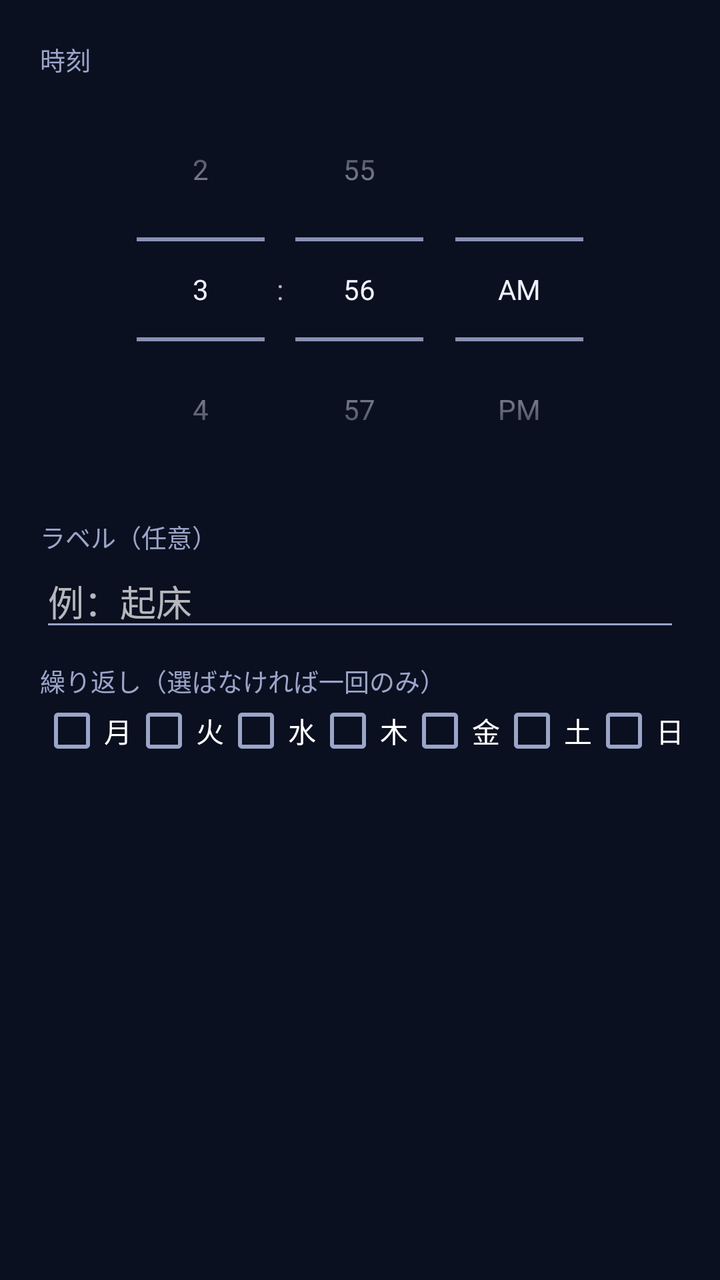
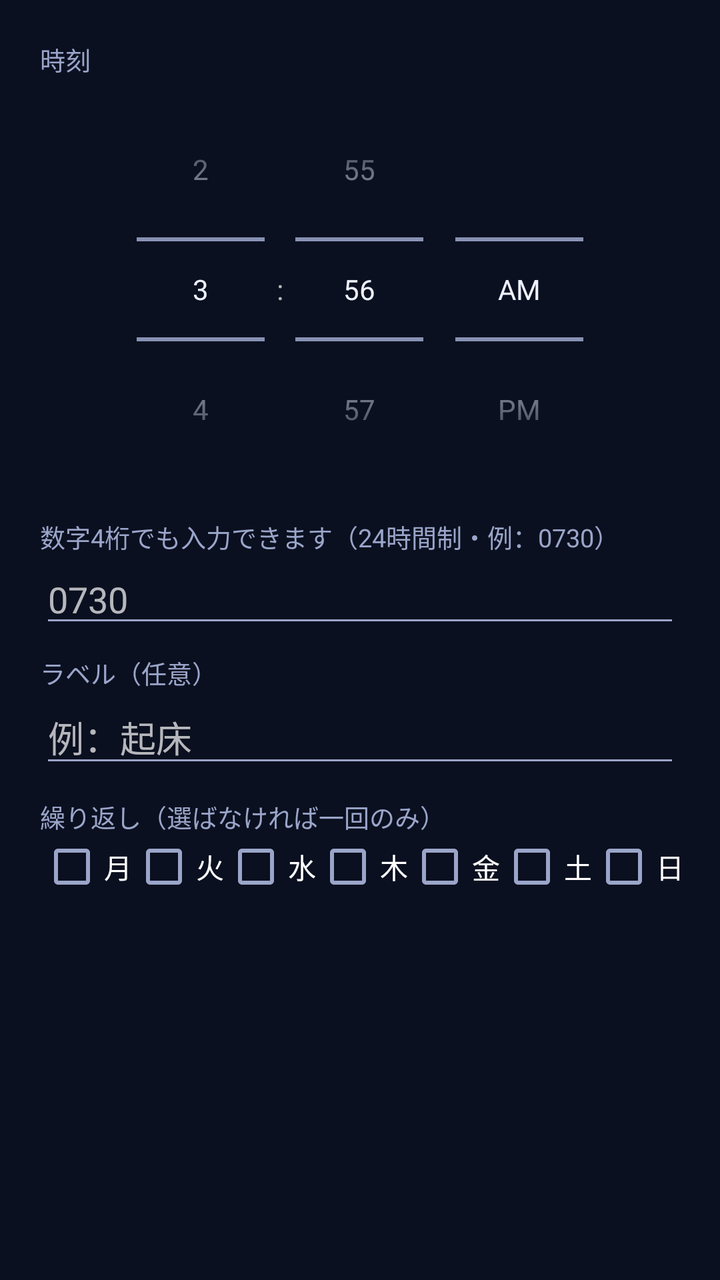

Compare the two renders of this Android layout. The source of the first and the diff that turns it into the second are given below.
<!-- AndroidManifest.xml: application theme Theme.SyncAlarm -->
<!-- res/layout/dialog_alarm.xml -->
<?xml version="1.0" encoding="utf-8"?>
<LinearLayout xmlns:android="http://schemas.android.com/apk/res/android"
    android:layout_width="match_parent"
    android:layout_height="wrap_content"
    android:orientation="vertical"
    android:padding="20dp">

    <TextView
        android:layout_width="match_parent"
        android:layout_height="wrap_content"
        android:text="時刻"
        android:textColor="@color/muted"
        android:textSize="12.5sp" />

    <TimePicker
        android:id="@+id/timePicker"
        android:layout_width="match_parent"
        android:layout_height="wrap_content"
        android:timePickerMode="spinner" />

    <TextView
        android:layout_width="match_parent"
        android:layout_height="wrap_content"
        android:layout_marginTop="8dp"
        android:text="ラベル（任意）"
        android:textColor="@color/muted"
        android:textSize="12.5sp" />

    <EditText
        android:id="@+id/labelInput"
        android:layout_width="match_parent"
        android:layout_height="wrap_content"
        android:hint="例：起床"
        android:inputType="text"
        android:maxLines="1" />

    <TextView
        android:layout_width="match_parent"
        android:layout_height="wrap_content"
        android:layout_marginTop="10dp"
        android:text="繰り返し（選ばなければ一回のみ）"
        android:textColor="@color/muted"
        android:textSize="12.5sp" />

    <LinearLayout
        android:layout_width="match_parent"
        android:layout_height="wrap_content"
        android:orientation="horizontal">

        <CheckBox android:id="@+id/cbMon" android:layout_width="wrap_content" android:layout_height="wrap_content" android:text="月" />
        <CheckBox android:id="@+id/cbTue" android:layout_width="wrap_content" android:layout_height="wrap_content" android:text="火" />
        <CheckBox android:id="@+id/cbWed" android:layout_width="wrap_content" android:layout_height="wrap_content" android:text="水" />
        <CheckBox android:id="@+id/cbThu" android:layout_width="wrap_content" android:layout_height="wrap_content" android:text="木" />
        <CheckBox android:id="@+id/cbFri" android:layout_width="wrap_content" android:layout_height="wrap_content" android:text="金" />
        <CheckBox android:id="@+id/cbSat" android:layout_width="wrap_content" android:layout_height="wrap_content" android:text="土" />
        <CheckBox android:id="@+id/cbSun" android:layout_width="wrap_content" android:layout_height="wrap_content" android:text="日" />
    </LinearLayout>
</LinearLayout>
<!-- resources referenced by this layout -->
<resources>
  <color name="muted">#9AA5C9</color>
  <style name="Theme.SyncAlarm" parent="Theme.AppCompat.NoActionBar">
          <item name="colorPrimary">@color/accent</item>
          <item name="colorAccent">@color/accent</item>
          <item name="android:windowBackground">@color/bg</item>
          <item name="android:statusBarColor">@color/bg</item>
          <item name="android:textColorPrimary">@color/text</item>
          <item name="android:textColorSecondary">@color/muted</item>
      </style>
  <color name="accent">#FFB020</color>
  <color name="bg">#0B1020</color>
  <color name="text">#EEF1FF</color>
</resources>

<!-- the commit's change to res/layout/dialog_alarm.xml (unified diff, before → after) -->
@@ -17,6 +17,23 @@
         android:layout_width="match_parent"
         android:layout_height="wrap_content"
         android:timePickerMode="spinner" />
+
+    <TextView
+        android:layout_width="match_parent"
+        android:layout_height="wrap_content"
+        android:layout_marginTop="8dp"
+        android:text="数字4桁でも入力できます（24時間制・例：0730）"
+        android:textColor="@color/muted"
+        android:textSize="12.5sp" />
+
+    <EditText
+        android:id="@+id/digitsInput"
+        android:layout_width="match_parent"
+        android:layout_height="wrap_content"
+        android:hint="0730"
+        android:inputType="number"
+        android:maxLength="4"
+        android:maxLines="1" />
 
     <TextView
         android:layout_width="match_parent"
